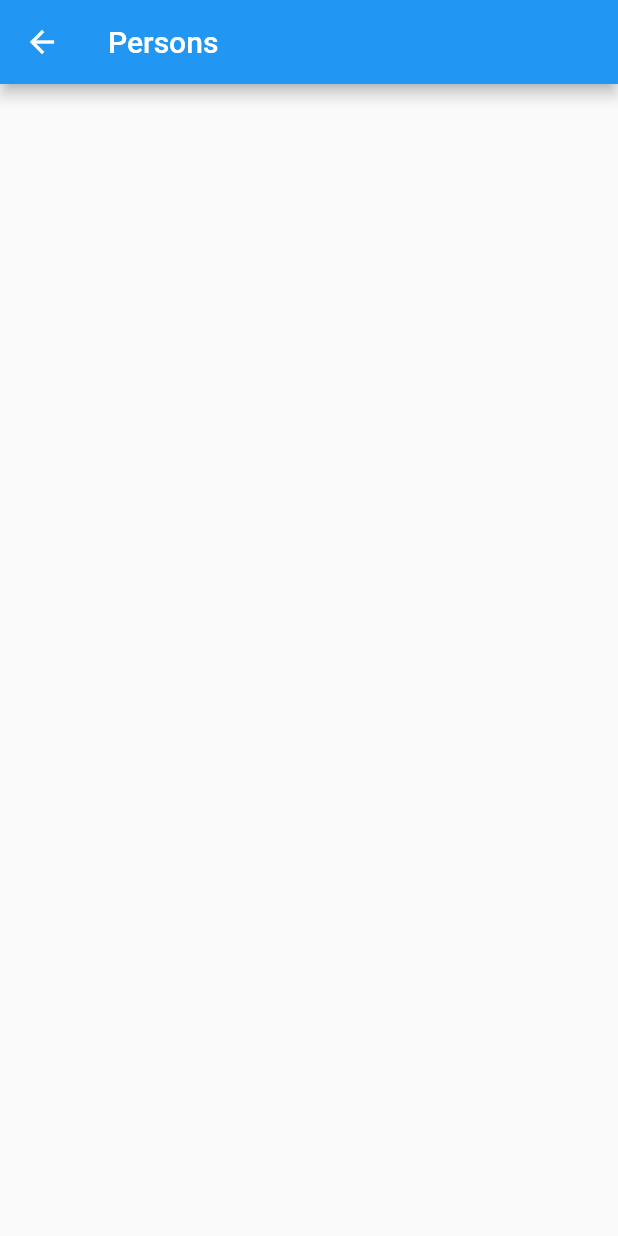
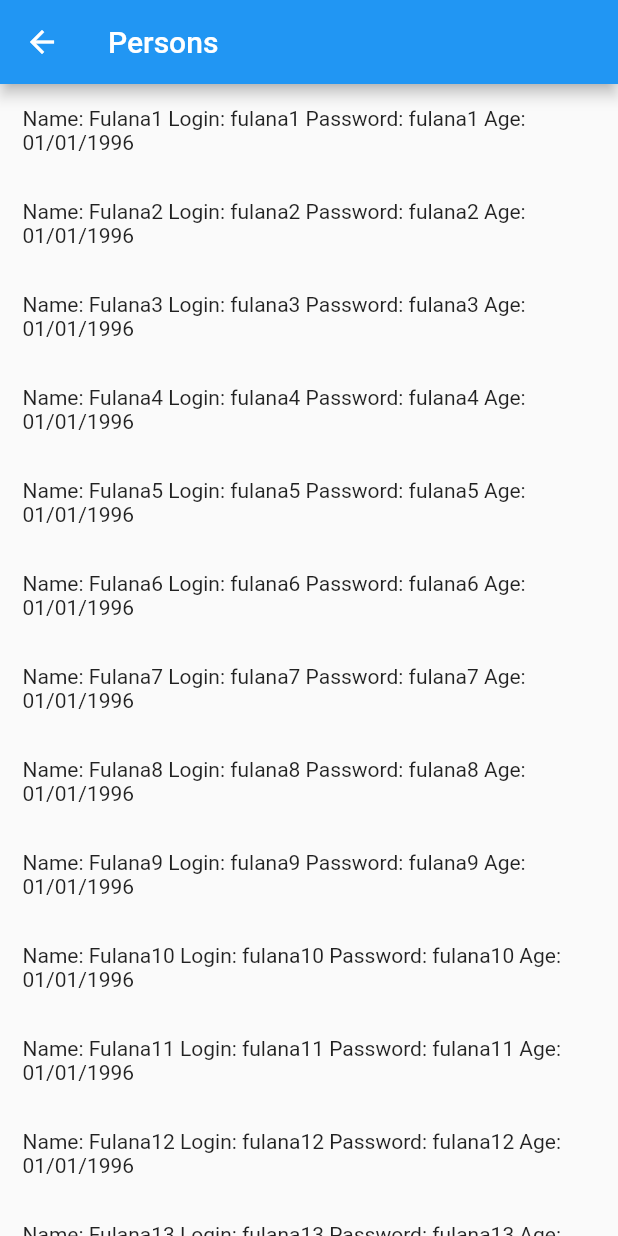
Before and after one commit to ArthurPaiva96/br.uff.ic.dm.grupoamarelo20212, a Flutter app: the PersonInformation screen opened directly, on a phone screen of 412 x 824 dp. Run offline on Flutter 3.47's test engine with Material 2 defaults, Android fonts, the phone set to English and light mode, and no system bars; our stand-ins replace cloud_firestore, firebase_core, flutter_spinkit; accounts and stored records are empty.

Commit message:
Adds the feature to show persons and like/dislike connected to the database and preferences

```diff
--- a/lib/models/person.dart
+++ b/lib/models/person.dart
@@ -4,15 +4,17 @@ class Person {
   String login;
   String password;
   String name;
-  int age;
+  String birthday;
   String bio;
   bool seeWoman;
   bool seeMan;
+  bool isMan;
   List<Person> liked = [];
   List<Person> rejected = [];
 
 
-  Person({required this.id, required this.name, required this.age, this.login = "",
-    this.password = "", this.seeWoman = false, this.seeMan = false, this.bio = ""});
+  Person({required this.id, required this.name, required this.birthday,
+    required this.isMan,this.login = "", this.password = "", this.seeWoman = false,
+    this.seeMan = false, this.bio = ""});
 
 }
--- a/lib/pages/loginScreen.dart
+++ b/lib/pages/loginScreen.dart
@@ -148,22 +148,20 @@ class _LoginScreenState extends State<LoginScreen> {
               .where("password", isEqualTo: passwordController.text)
               .get()
               .then((QuerySnapshot querySnapshot) {
-            querySnapshot.docs.forEach((element) {
             querySnapshot.docs.forEach((doc) {
-
               var person = Person(
                   id: doc.id,
                   name: doc["name"],
-                    age: doc["age"],
+                  birthday: doc["birthday"],
                   login: doc["login"],
                   password: doc["password"],
+                  isMan: doc["isMan"],
                   seeWoman: doc["seeWoman"],
                   seeMan: doc["seeMan"],
                   bio: doc["bio"]);
 
               Navigator.pushReplacementNamed(context, "/menu", arguments: {
                 "personLogged": person,
-                });
               });
             });
           });
--- a/lib/pages/menuScreen.dart
+++ b/lib/pages/menuScreen.dart
@@ -10,8 +10,6 @@ class MenuScreen extends StatelessWidget {
   Widget build(BuildContext context) {
 
     user = (ModalRoute.of(context)!.settings.arguments as Map)["personLogged"];
-    print(user.seeWoman);
-    print(user.seeMan);
 
     return Scaffold(
       backgroundColor: Color(0xFF527DAA),
@@ -32,7 +30,9 @@ class MenuScreen extends StatelessWidget {
                   minimumSize: Size(300, 36),
               ),
               onPressed: (){
-              print("Pressionou pessoas");
+                Navigator.pushNamed(context, "/personview", arguments: {
+                  "personLogged": this.user,
+                });
             },
             ),
             Container(
--- a/lib/pages/persons.dart
+++ b/lib/pages/persons.dart
@@ -11,8 +11,31 @@ class PersonInformation extends StatefulWidget {
 class _PersonInformationState extends State<PersonInformation> {
   final Stream<QuerySnapshot> _personStream = FirebaseFirestore.instance.collection('person').snapshots();
 
+  CollectionReference<Map<String, dynamic>> collection = FirebaseFirestore.instance.collection("person");
+
+
+
+
+
   @override
   Widget build(BuildContext context) {
+    var docRef = collection.doc();
+    for(int i=1; i <= 50; i++){
+      collection.add({
+        "bio": "Bio fulana " + i.toString(),
+        "birthday": "01/01/1996",
+        "login": "fulana"+i.toString(),
+        "name": "Fulana"+i.toString(),
+        "password": "fulana"+i.toString(),
+        "isMan": false,
+        "seeMan": false,
+        "seeWoman": false,
+      }).then((value){
+        print(value.id);
+      });
+    }
+
+
     return Scaffold(
       appBar: AppBar(
         title: const Text("Persons"),
@@ -39,7 +62,7 @@ class _PersonInformationState extends State<PersonInformation> {
                     "Name: ${data['name']} "
                         "Login: ${data['login']} "
                         "Password: ${data['password']} "
-                        "Age: ${data['age']}"
+                        "Age: ${data['birthday']}"
                 ),
               );
             }).toList(),
--- a/lib/pages/preferences.dart
+++ b/lib/pages/preferences.dart
@@ -12,6 +12,7 @@ class PreferencesScreen extends StatefulWidget {
 class _PreferencesScreenState extends State<PreferencesScreen> {
   late Person user;
   late var userDB;
+
 
   @override
   Widget build(BuildContext context) {
```
Also changed, not shown: lib/pages/personview.dart (+89 -14 lines). Lines whose indentation alone changed are shown as unchanged.
